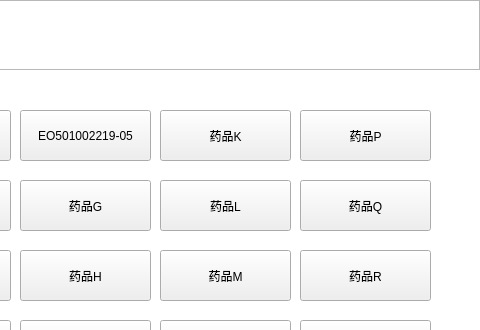
Qt form SmartCabinet/Device/devicesimulate.ui (birdman1992/SmartCabinet) before a commit; both pictures show x 160 to 640 and y 0 to 330 of the 640 by 480 pixel window.
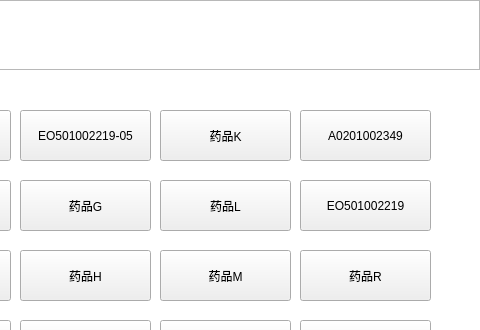
The same form after that commit. The open tabs and pages were chosen to show the change.

Patch:
```diff
--- a/SmartCabinet/Device/devicesimulate.ui
+++ b/SmartCabinet/Device/devicesimulate.ui
@@ -454,7 +454,7 @@
         <enum>Qt::NoFocus</enum>
        </property>
        <property name="text">
-        <string>药品Q</string>
+        <string>EO501002219</string>
        </property>
       </widget>
       <widget class="QPushButton" name="pushButton_24">
@@ -470,7 +470,7 @@
         <enum>Qt::NoFocus</enum>
        </property>
        <property name="text">
-        <string>药品P</string>
+        <string>A0201002349</string>
        </property>
       </widget>
      </widget>
```
Left out of the diff: 2 changed lines with no effect on the pictures.
